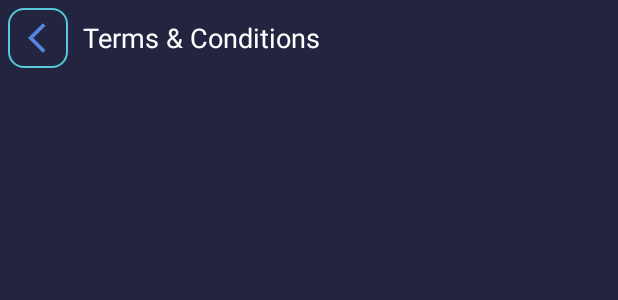
After one commit to jayaprasad356/makein_android, an Android app: the layout activity_terms_conditions.xml on its own in the app's theme, with its tools: preview values and no code run, on a phone screen of 412 x 824 dp. The commit adds this screen. Shown: the top 300 px of the screen. Run offline under Robolectric (Android 15) with nearby library versions, the light colour scheme and no system bars; network calls fail.

Commit message:
minor updated

```diff
--- a/app/src/main/java/com/mi/makein/BonusActivity.java
+++ b/app/src/main/java/com/mi/makein/BonusActivity.java
@@ -73,12 +73,10 @@ public class BonusActivity extends AppCompatActivity {
                         recyclerView.setAdapter(bonusAdapter);
                     }
                     else {
-                        Log.d("TEAM_RESPONSE",""+jsonObject.getString(Constant.MESSAGE));
                     }
 
                 } catch (JSONException e) {
                     e.printStackTrace();
-                    Log.d("TEAM_RESPONSE",""+e.getMessage());
                 }
             }
         }, activity, Constant.BONUS_LIST_URL, params, true);
--- a/app/src/main/java/com/mi/makein/SplashActivity.java
+++ b/app/src/main/java/com/mi/makein/SplashActivity.java
@@ -55,6 +55,7 @@ public class SplashActivity extends AppCompatActivity {
                     if (jsonObject.getBoolean(Constant.SUCCESS)) {
                         JSONArray jsonArray = jsonObject.getJSONArray(Constant.DATA);
                         sharelink = jsonArray.getJSONObject(0).getString(Constant.SHARE_LINK);
+                        session.setData(Constant.SHARE_LINK,sharelink);
                         String latestversion = jsonArray.getJSONObject(0).getString(Constant.VERSION);
                         String currentversion = String.valueOf(BuildConfig.VERSION_CODE);
                         Log.d("SPLASH_RES","lat "+latestversion + "curent"+currentversion);
@@ -74,7 +75,7 @@ public class SplashActivity extends AppCompatActivity {
                 }
             }
 
-        }, activity, Constant.EARN_SETTINGS_URL, params,true);
+        }, activity, Constant.EARN_SETTINGS_URL, params,false);
 
     }
 
--- a/app/src/main/java/com/mi/makein/fragment/HomeFragment.java
+++ b/app/src/main/java/com/mi/makein/fragment/HomeFragment.java
@@ -12,6 +12,7 @@ import android.widget.RelativeLayout;
 import android.widget.TextView;
 
 import com.mi.makein.BonusActivity;
+import com.mi.makein.MinorActivity;
 import com.mi.makein.R;
 import com.mi.makein.RechargeActivity;
 import com.mi.makein.SpinWheelActivity;
@@ -68,7 +69,7 @@ public class HomeFragment extends Fragment {
         activity_layout.setOnClickListener(new View.OnClickListener() {
             @Override
             public void onClick(View view) {
-                Intent intent = new Intent(getActivity(), BonusActivity.class);
+                Intent intent = new Intent(getActivity(), MinorActivity.class);
                 startActivity(intent);
             }
         });
--- a/app/src/main/java/com/mi/makein/helper/Constant.java
+++ b/app/src/main/java/com/mi/makein/helper/Constant.java
@@ -26,6 +26,7 @@ public class Constant {
     public static final String UPDATE_ACCOUNT_URL = BaseUrl + "update_account.php";
     public static final String ID = "id";
     public static final String BALANCE = "balance";
+    public static final String TERMS = "terms";
     public static final String VERSION = "version";
     public static final String SHARE_LINK = "share_link";
     public static final String SPIN1 = "spin_text_1";
--- /dev/null
+++ b/app/src/main/res/layout/activity_terms_conditions.xml
@@ -0,0 +1,52 @@
+<?xml version="1.0" encoding="utf-8"?>
+<RelativeLayout
+    xmlns:android="http://schemas.android.com/apk/res/android"
+    xmlns:app="http://schemas.android.com/apk/res-auto"
+    xmlns:tools="http://schemas.android.com/tools"
+    android:layout_width="match_parent"
+    android:layout_height="match_parent"
+    android:background="@color/primaryDarkColor"
+    tools:context=".TermsConditionsActivity">
+    <LinearLayout
+        android:layout_width="match_parent"
+        android:layout_height="wrap_content"
+        android:orientation="vertical">
+        <LinearLayout
+            android:id="@+id/l1"
+            android:layout_width="wrap_content"
+            android:layout_height="wrap_content"
+            android:layout_margin="5dp"
+            android:orientation="horizontal">
+
+            <ImageButton
+                android:id="@+id/back"
+                android:layout_width="40dp"
+                android:layout_height="40dp"
+                android:paddingStart="10dp"
+                android:background="@drawable/bg1"
+                android:src="@drawable/ic_back" />
+
+            <TextView
+                android:layout_marginStart="10dp"
+                android:layout_width="wrap_content"
+                android:layout_height="wrap_content"
+                android:layout_gravity="center"
+                android:text="@string/terms_and_conditions"
+                android:textColor="@color/white"
+                android:textSize="18dp" />
+
+        </LinearLayout>
+        <TextView
+            android:id="@+id/tvtemrs"
+            android:layout_width="match_parent"
+            android:layout_height="wrap_content"
+            android:textColor="@color/white"
+            android:layout_margin="@dimen/dimen_10dp"
+            android:text=""/>
+
+
+    </LinearLayout>
+
+
+
+</RelativeLayout>
--- a/app/src/main/res/values/strings.xml
+++ b/app/src/main/res/values/strings.xml
@@ -14,5 +14,6 @@
     <string name="sUrl">https://www.payumoney.com/mobileapp/payumoney/success.php</string>
     <string name="fUrl">https://www.payumoney.com/mobileapp/payumoney/failure.php</string>
     <string name="span_text">If you spam with our executive then it will be lead to account ban and fund lock.</string>
+    <string name="terms_and_conditions">Terms &amp; Conditions</string>
 
 </resources>
```
Also changed, not shown: app/src/main/AndroidManifest.xml (+26 -22 lines), app/src/main/java/com/mi/makein/RechargeActivity.java (+6 -57 lines), app/src/main/java/com/mi/makein/TermsConditionsActivity.java (added, +71 -0 lines), app/src/main/java/com/mi/makein/fragment/ProfileFragment.java (+12 -2 lines), app/src/main/res/layout/fragment_profile.xml (+61 -2 lines), app/src/main/res/drawable/terms.png (added).
